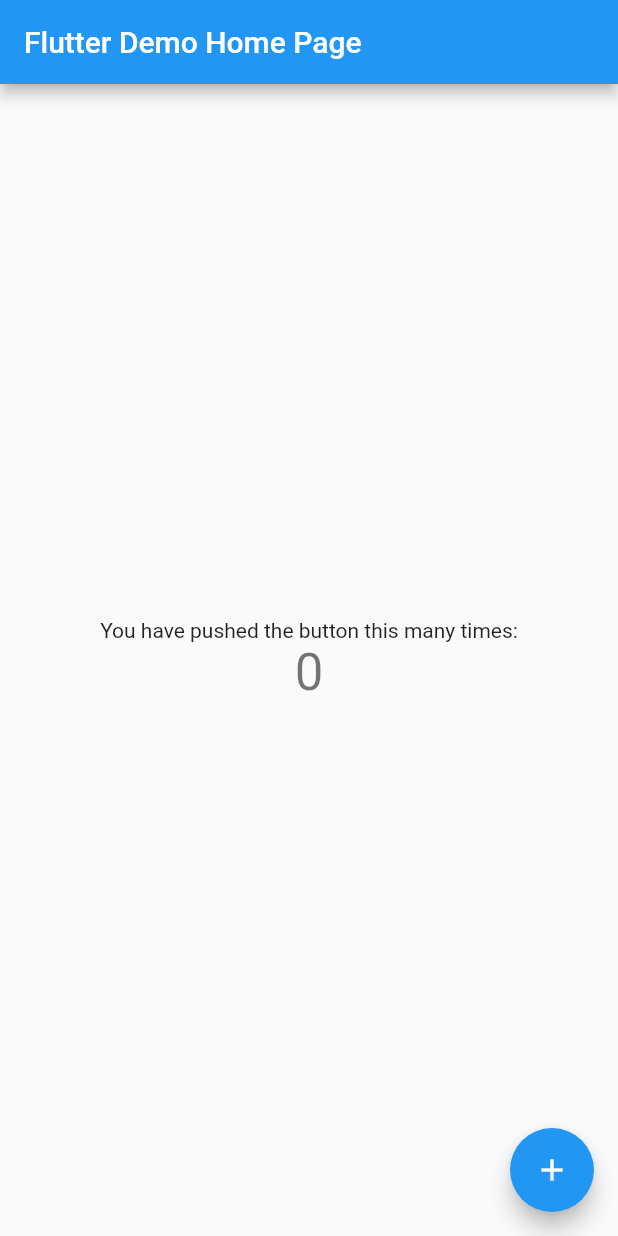
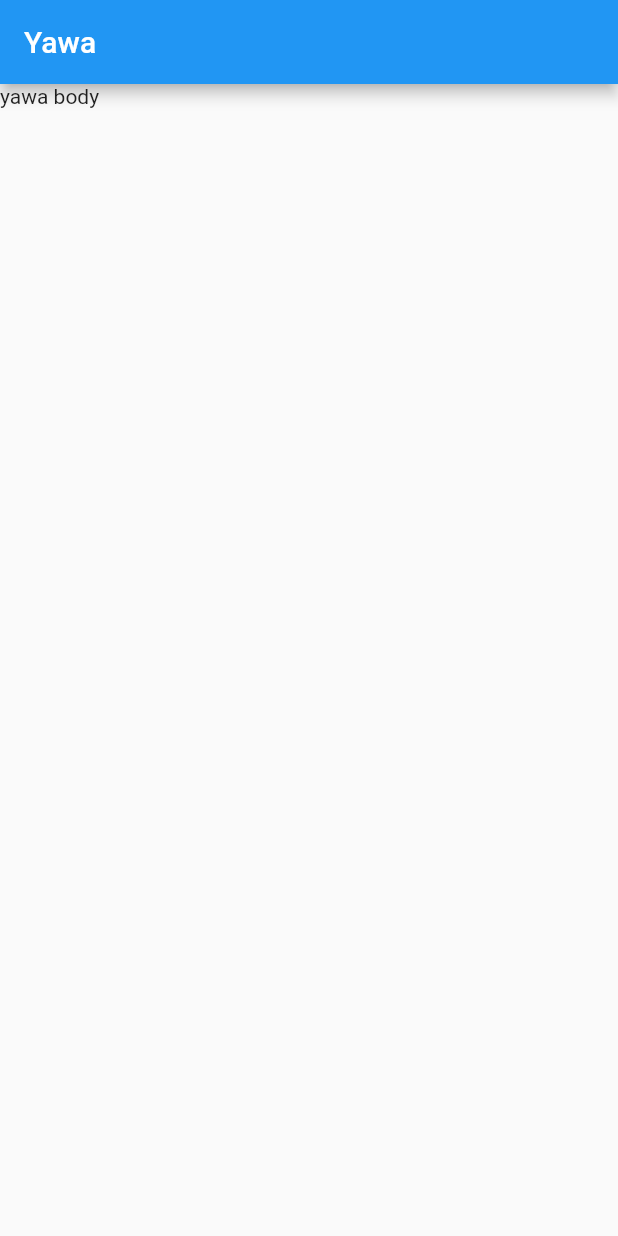
Before and after one commit to obpFin/yawa, a Flutter app: the screen it shows after launch, on a phone screen of 412 x 824 dp. Run offline on Flutter 3.47's test engine with Material 2 defaults, Android fonts, the phone set to English and light mode, and no system bars.

Commit message:
app main skeleton

```diff
--- a/lib/main.dart
+++ b/lib/main.dart
@@ -1,111 +1,68 @@
+import 'dart:io';
+
+import 'package:flutter/cupertino.dart';
 import 'package:flutter/material.dart';
+import 'package:flutter/services.dart';
 
-void main() => runApp(MyApp());
+void main() {
+  SystemChrome.setPreferredOrientations([
+    DeviceOrientation.portraitUp,
+  ]);
+  runApp(MyApp());
+}
 
 class MyApp extends StatelessWidget {
-  // This widget is the root of your application.
   @override
   Widget build(BuildContext context) {
     return MaterialApp(
-      title: 'Flutter Demo',
-      theme: ThemeData(
-        // This is the theme of your application.
-        //
-        // Try running your application with "flutter run". You'll see the
-        // application has a blue toolbar. Then, without quitting the app, try
-        // changing the primarySwatch below to Colors.green and then invoke
-        // "hot reload" (press "r" in the console where you ran "flutter run",
-        // or simply save your changes to "hot reload" in a Flutter IDE).
-        // Notice that the counter didn't reset back to zero; the application
-        // is not restarted.
-        primarySwatch: Colors.blue,
-      ),
-      home: MyHomePage(title: 'Flutter Demo Home Page'),
+      title: 'Yawa',
+      home: MyHomePage(),
     );
   }
 }
 
 class MyHomePage extends StatefulWidget {
-  MyHomePage({Key key, this.title}) : super(key: key);
-
-  // This widget is the home page of your application. It is stateful, meaning
-  // that it has a State object (defined below) that contains fields that affect
-  // how it looks.
-
-  // This class is the configuration for the state. It holds the values (in this
-  // case the title) provided by the parent (in this case the App widget) and
-  // used by the build method of the State. Fields in a Widget subclass are
-  // always marked "final".
-
-  final String title;
-
   @override
   _MyHomePageState createState() => _MyHomePageState();
 }
 
-class _MyHomePageState extends State<MyHomePage> {
-  int _counter = 0;
-
-  void _incrementCounter() {
-    setState(() {
-      // This call to setState tells the Flutter framework that something has
-      // changed in this State, which causes it to rerun the build method below
-      // so that the display can reflect the updated values. If we changed
-      // _counter without calling setState(), then the build method would not be
-      // called again, and so nothing would appear to happen.
-      _counter++;
-    });
+class _MyHomePageState extends State<MyHomePage> with WidgetsBindingObserver {
+  Widget _buildAppBar() {
+    return Platform.isIOS
+        ? CupertinoNavigationBar(
+            middle: Text(
+              'Yawa',
+            ),
+          )
+        : AppBar(
+            title: Text(
+              'Yawa',
+            ),
+          );
   }
 
   @override
   Widget build(BuildContext context) {
-    // This method is rerun every time setState is called, for instance as done
-    // by the _incrementCounter method above.
-    //
-    // The Flutter framework has been optimized to make rerunning build methods
-    // fast, so that you can just rebuild anything that needs updating rather
-    // than having to individually change instances of widgets.
-    return Scaffold(
-      appBar: AppBar(
-        // Here we take the value from the MyHomePage object that was created by
-        // the App.build method, and use it to set our appbar title.
-        title: Text(widget.title),
-      ),
-      body: Center(
-        // Center is a layout widget. It takes a single child and positions it
-        // in the middle of the parent.
+    final appBar = _buildAppBar();
+    final pageBody = SafeArea(
+      child: SingleChildScrollView(
         child: Column(
-          // Column is also layout widget. It takes a list of children and
-          // arranges them vertically. By default, it sizes itself to fit its
-          // children horizontally, and tries to be as tall as its parent.
-          //
-          // Invoke "debug painting" (press "p" in the console, choose the
-          // "Toggle Debug Paint" action from the Flutter Inspector in Android
-          // Studio, or the "Toggle Debug Paint" command in Visual Studio Code)
-          // to see the wireframe for each widget.
-          //
-          // Column has various properties to control how it sizes itself and
-          // how it positions its children. Here we use mainAxisAlignment to
-          // center the children vertically; the main axis here is the vertical
-          // axis because Columns are vertical (the cross axis would be
-          // horizontal).
-          mainAxisAlignment: MainAxisAlignment.center,
+          // mainAxisAlignment: MainAxisAlignment.start,
+          crossAxisAlignment: CrossAxisAlignment.stretch,
           children: <Widget>[
-            Text(
-              'You have pushed the button this many times:',
-            ),
-            Text(
-              '$_counter',
-              style: Theme.of(context).textTheme.display1,
-            ),
+            Text('yawa body'),
           ],
         ),
       ),
-      floatingActionButton: FloatingActionButton(
-        onPressed: _incrementCounter,
-        tooltip: 'Increment',
-        child: Icon(Icons.add),
-      ), // This trailing comma makes auto-formatting nicer for build methods.
     );
+    return Platform.isIOS
+        ? CupertinoPageScaffold(
+            child: pageBody,
+            navigationBar: appBar,
+          )
+        : Scaffold(
+            appBar: appBar,
+            body: pageBody,
+          );
   }
 }
```
